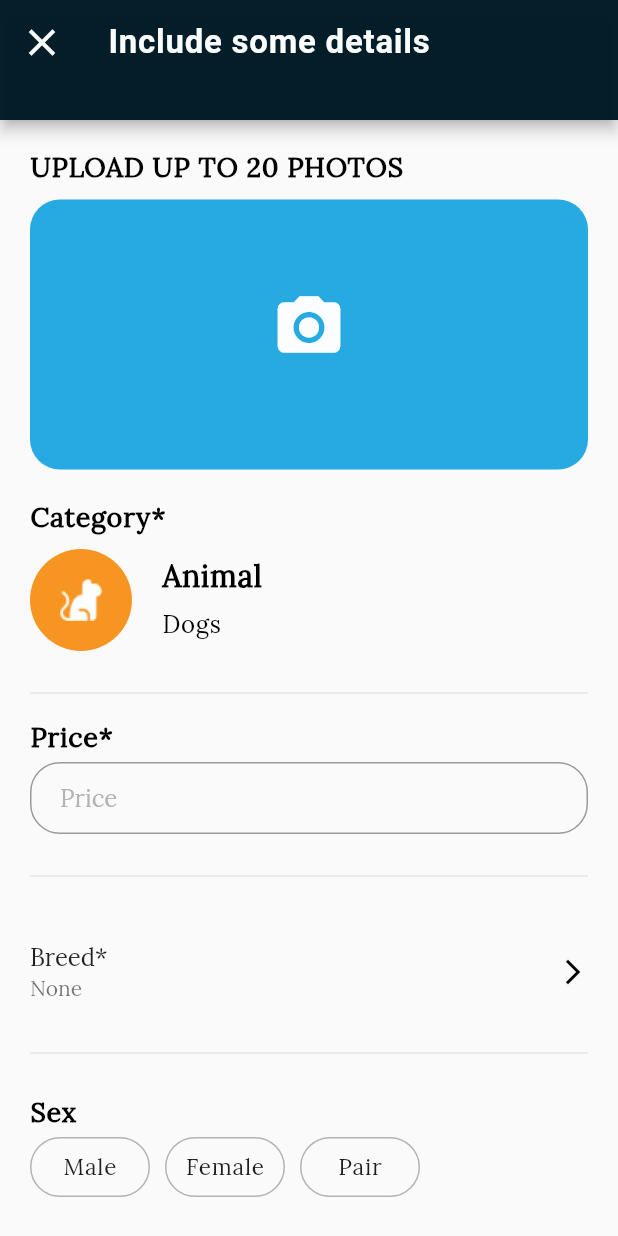
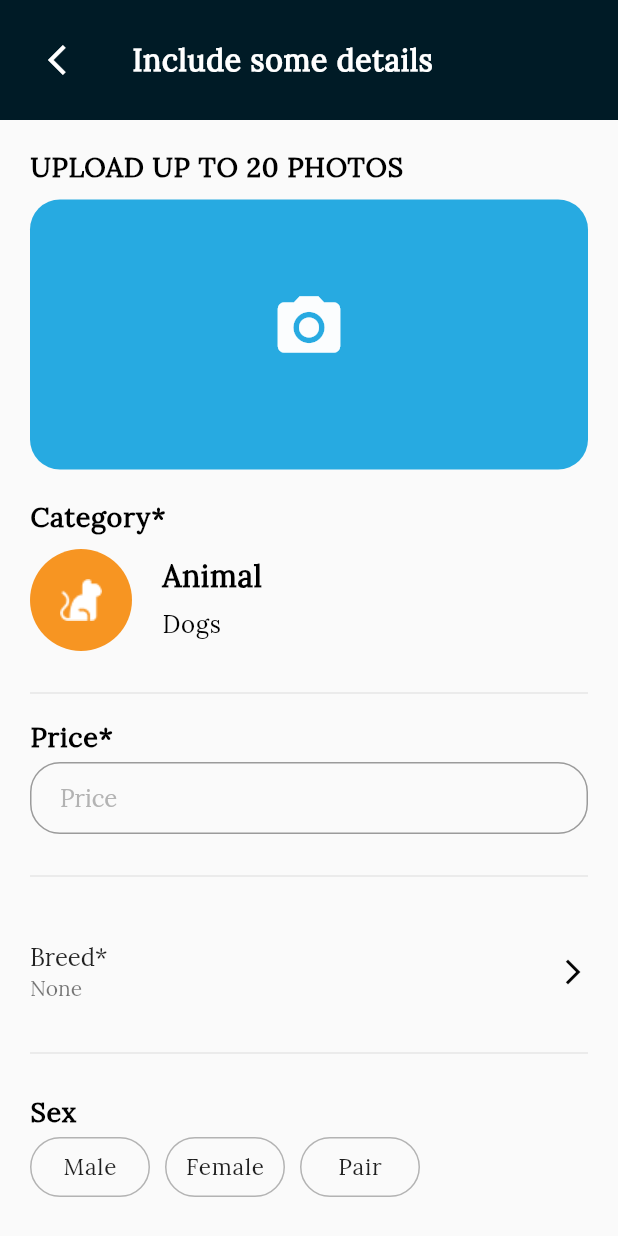
Before and after one commit to devsinntechnologies/bhai-chara, a Flutter app: the screen it shows after launch, on a phone screen of 412 x 824 dp. Run offline on Flutter 3.47's test engine with Material 2 defaults, Android fonts, the phone set to English and light mode, and no system bars; our stand-ins replace firebase_core, image_picker, intl_phone_field; accounts and stored records are empty.

Commit message:
work started

```diff
--- a/lib/view/post and detail/post_and_detail_1.dart
+++ b/lib/view/post and detail/post_and_detail_1.dart
@@ -7,6 +7,8 @@ import 'package:bhai_chara/utils/app_colors.dart';
 import 'package:bhai_chara/utils/text-styles.dart';
 import 'package:flutter/material.dart';
 import 'package:image_picker/image_picker.dart';
+
+import '../../utils/container.dart';
 
 class PostDetailScreen1 extends StatefulWidget {
   const PostDetailScreen1({super.key});
@@ -21,30 +23,25 @@ class _PostDetailScreen1State extends State<PostDetailScreen1> {
   TextEditingController titlleController = TextEditingController();
   TextEditingController describeController = TextEditingController();
   List<File> selectedImages = [];
-  final picker = ImagePicker();
+  ImagePicker picker = ImagePicker();
 
   @override
   Widget build(BuildContext context) {
     // ignore: unused_local_variable
     var size = MediaQuery.of(context).size * 1;
-    return Scaffold(
-      appBar: PreferredSize(
-          preferredSize: Size.fromHeight(80.0),
-          child: AppBar(
-            backgroundColor: AppColors.appbar,
-            leading: Icon(
-              Icons.close,
-              size: 30,
-              color: AppColors.primary,
-            ),
-            title: Text("Include some details"),
-            titleTextStyle: AppTextStyles.textStyleTitleBodyMediumWhiteColor,
-          )),
+    return SafeArea(
+      child: Scaffold(
         body: SingleChildScrollView(
           child: Container(
-          padding: EdgeInsets.all(20),
             child: Column(
-            mainAxisAlignment: MainAxisAlignment.start,
+              children: [
+                CustomContainer(
+                  text: "Include some details",
+                  iconVar: Icons.arrow_back_ios,
+                ),
+                Padding(
+                  padding: const EdgeInsets.all(20.0),
+                  child: Column(
                     crossAxisAlignment: CrossAxisAlignment.start,
                     children: [
                       Text(
@@ -68,10 +65,12 @@ class _PostDetailScreen1State extends State<PostDetailScreen1> {
                                       color: AppColors.blue),
                                   child: Column(
                                     mainAxisAlignment: MainAxisAlignment.center,
-                            crossAxisAlignment: CrossAxisAlignment.start,
+                                    crossAxisAlignment:
+                                        CrossAxisAlignment.start,
                                     children: [
                                       Row(
-                                mainAxisAlignment: MainAxisAlignment.center,
+                                        mainAxisAlignment:
+                                            MainAxisAlignment.center,
                                         children: [
                                           Icon(
                                             Icons.photo_camera,
@@ -84,20 +83,38 @@ class _PostDetailScreen1State extends State<PostDetailScreen1> {
                                         height: 10,
                                       ),
                                       Row(
-                                mainAxisAlignment: MainAxisAlignment.center,
+                                        mainAxisAlignment:
+                                            MainAxisAlignment.center,
                                         children: [],
                                       )
                                     ],
                                   )),
                             )
-                  : GridView.builder(
-                      itemCount: selectedImages.length,
-                      gridDelegate:
-                          const SliverGridDelegateWithFixedCrossAxisCount(
-                              crossAxisCount: 3),
-                      itemBuilder: (BuildContext context, int index) {
-                        return Center(child: Image.file(selectedImages[index]));
-                      },
+                          : SingleChildScrollView(
+                              scrollDirection: Axis.horizontal,
+                              child: Row(
+                                mainAxisAlignment: MainAxisAlignment.start,
+                                children: [
+                                  for (int i = 0;
+                                      i < selectedImages.length;
+                                      i++)
+                                    Container(
+                                      // margin: EdgeInsets.only(right: 10),
+                                      height: 120,
+                                      width: 120,
+                                      child: ListView(
+                                          scrollDirection: Axis.horizontal,
+                                          children: [
+                                            Image.file(
+                                              selectedImages[i],
+                                              height: 100,
+                                              width: 100,
+                                              fit: BoxFit.cover,
+                                            ),
+                                          ]),
+                                    ),
+                                ],
+                              ),
                             ),
                       const SizedBox(
                         height: 20,
@@ -118,7 +135,8 @@ class _PostDetailScreen1State extends State<PostDetailScreen1> {
                               width: 30.0,
                               child: const Center(
                                   child: Image(
-                        image: AssetImage("assets/images/cat_avatar.png"),
+                                image:
+                                    AssetImage("assets/images/cat_avatar.png"),
                                 fit: BoxFit.contain,
                               ))),
                           titletext: "Animal",
@@ -303,8 +321,8 @@ class _PostDetailScreen1State extends State<PostDetailScreen1> {
                             child: Center(
                               child: Text(
                                 "Next",
-                        style:
-                            AppTextStyles.textStyleNormalBodySmall_WhiteColor,
+                                style: AppTextStyles
+                                    .textStyleNormalBodySmall_WhiteColor,
                               ),
                             )),
                       ),
@@ -314,13 +332,17 @@ class _PostDetailScreen1State extends State<PostDetailScreen1> {
                     ],
                   ),
                 ),
+              ],
+            ),
+          ),
+        ),
       ),
     );
   }
 
   Future getImages() async {
     final pickedFile = await picker.pickMultiImage(
-        imageQuality: 100, maxHeight: 1000, maxWidth: 1000);
+        imageQuality: 100, maxHeight: 100, maxWidth: 100);
     List<XFile> xfilePick = pickedFile;
 
     setState(
```
Lines whose indentation alone changed are shown as unchanged.
